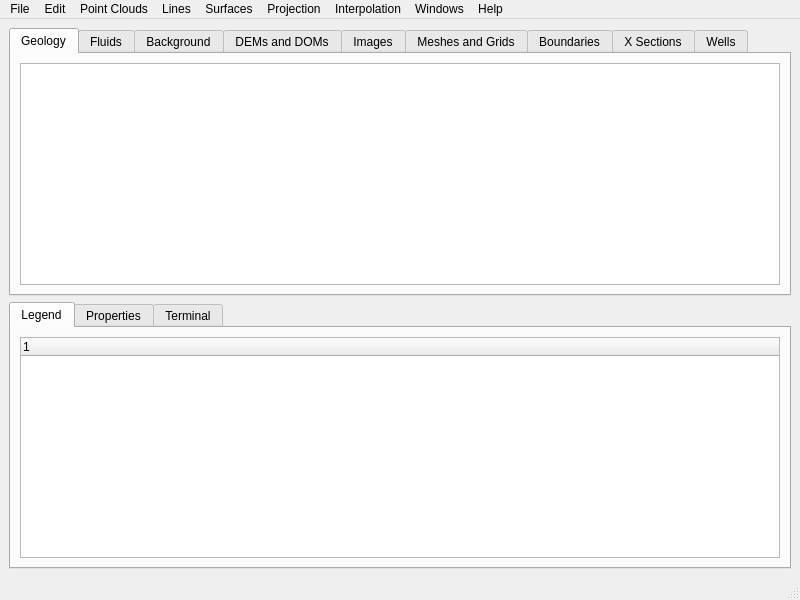
Above: gui/project_window.ui from gecos-lab/PZero before the change. Below: the same form after it.
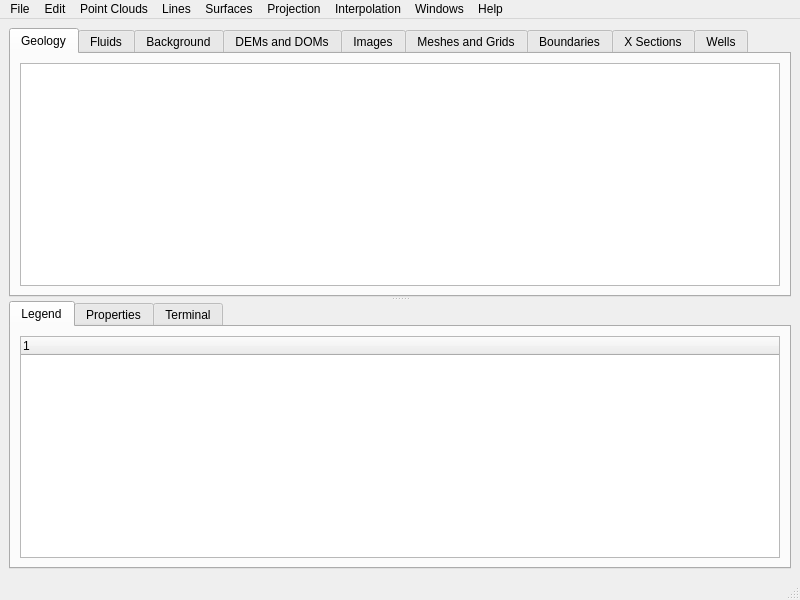
That is the form after the change.

Commit message: new project window

Patch:
```diff
--- a/gui/project_window.ui
+++ b/gui/project_window.ui
@@ -16,8 +16,10 @@
   <widget class="QWidget" name="centralwidget">
    <layout class="QHBoxLayout" name="horizontalLayout">
     <item>
-     <layout class="QVBoxLayout" name="verticalLayout">
-      <item>
+     <widget class="QSplitter" name="splitter">
+      <property name="orientation">
+       <enum>Qt::Orientation::Vertical</enum>
+      </property>
        <widget class="QTabWidget" name="tabWidgetTopLeft">
         <property name="currentIndex">
          <number>0</number>
@@ -113,8 +115,6 @@
          </layout>
         </widget>
        </widget>
-      </item>
-      <item>
        <widget class="QTabWidget" name="tabWidgetBottomLeft">
         <property name="currentIndex">
          <number>0</number>
@@ -156,8 +156,7 @@
          </layout>
         </widget>
        </widget>
-      </item>
-     </layout>
+     </widget>
     </item>
    </layout>
   </widget>
```
Lines whose indentation alone changed are shown as unchanged. The commit also changes 1 other file.
